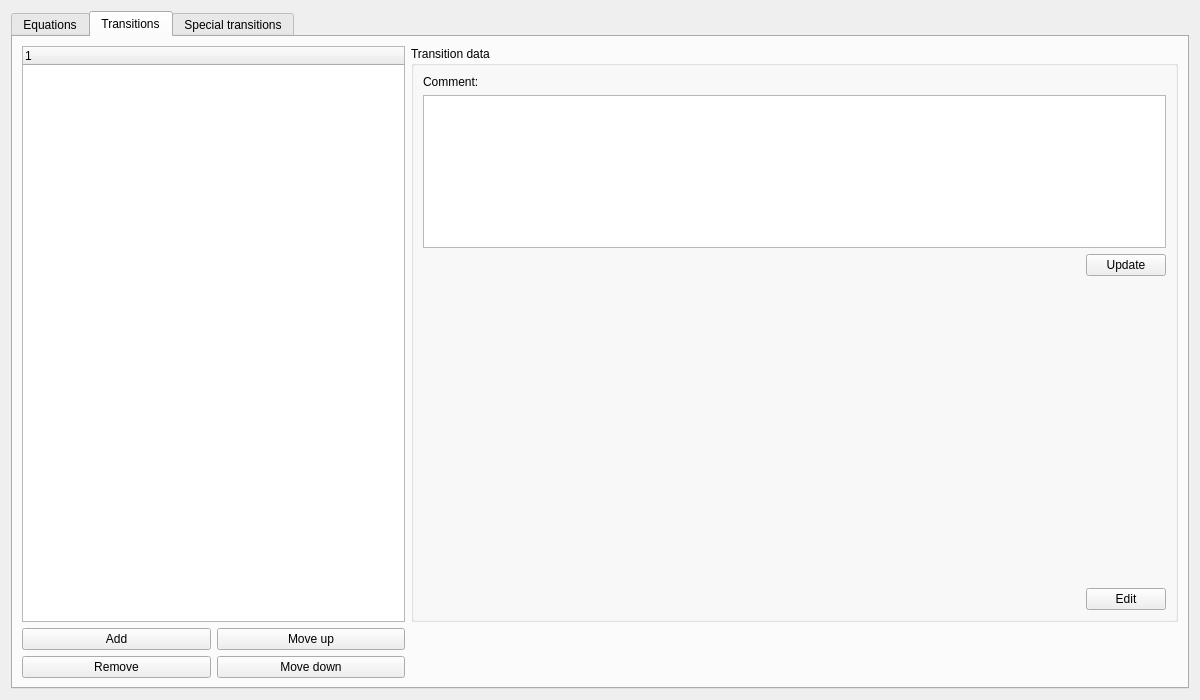
mym-br/gama_tts_editor, file ui/PrototypeManagerWindow.ui: the form before one commit.
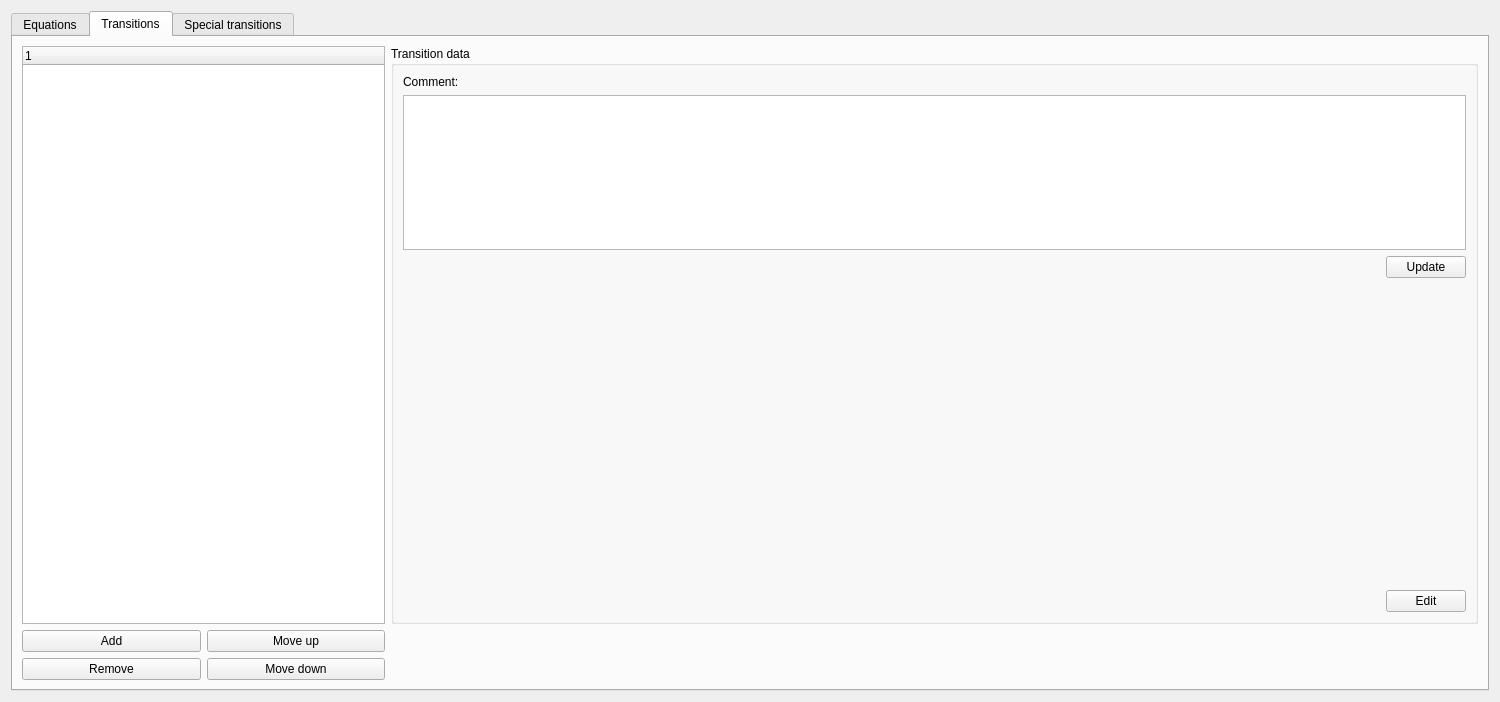
The form after the commit. The open tabs and pages were chosen to show the change. Custom widgets are drawn as their Qt base class.

Patch:
```diff
--- a/ui/PrototypeManagerWindow.ui
+++ b/ui/PrototypeManagerWindow.ui
@@ -6,8 +6,8 @@
    <rect>
     <x>0</x>
     <y>0</y>
-    <width>1200</width>
-    <height>700</height>
+    <width>1500</width>
+    <height>702</height>
    </rect>
   </property>
   <property name="windowTitle">
@@ -163,7 +163,7 @@
       <attribute name="title">
        <string>Transitions</string>
       </attribute>
-      <layout class="QGridLayout" name="gridLayout_3">
+      <layout class="QGridLayout" name="gridLayout_3" columnstretch="1,3">
        <item row="0" column="0">
         <widget class="QTreeWidget" name="transitionsTree">
          <property name="sizePolicy">
```
Left out of the diff: 90 changed lines with no effect on the pictures.
